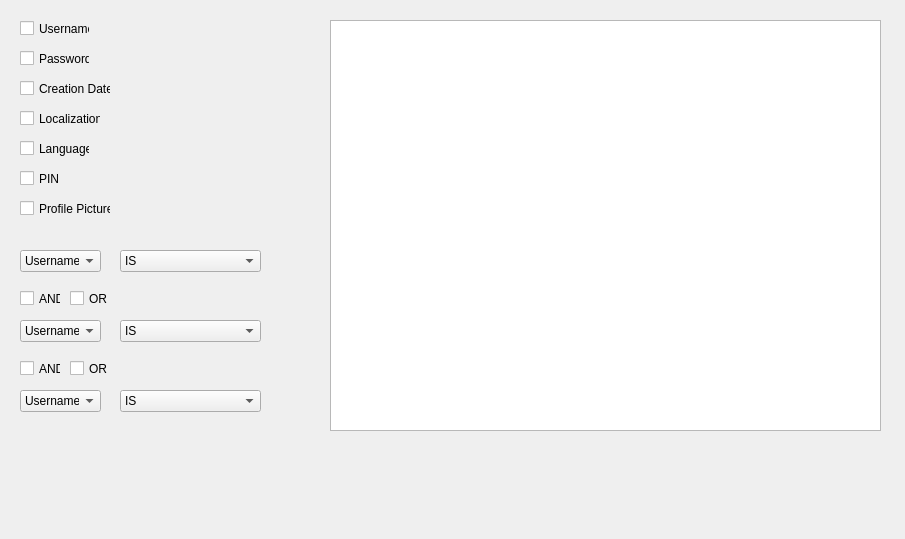
The window that qt/accountManagerAdvancedView.ui (BiancaBoueri/Projeto_final_Banco_de_Dados) describes before a commit, drawn with Qt 5.
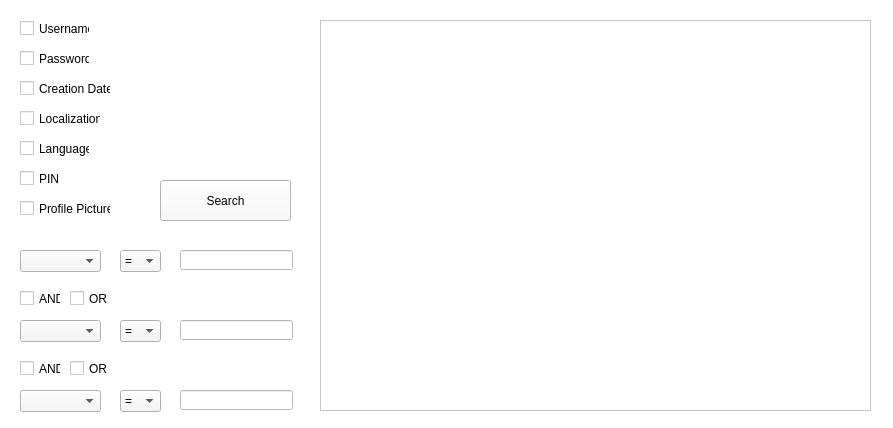
The same window after the commit. Icons and pictures are not drawn.

```diff
--- a/qt/accountManagerAdvancedView.ui
+++ b/qt/accountManagerAdvancedView.ui
@@ -6,10 +6,22 @@
    <rect>
     <x>0</x>
     <y>0</y>
-    <width>905</width>
-    <height>539</height>
+    <width>893</width>
+    <height>428</height>
    </rect>
   </property>
+  <property name="minimumSize">
+   <size>
+    <width>893</width>
+    <height>428</height>
+   </size>
+  </property>
+  <property name="maximumSize">
+   <size>
+    <width>893</width>
+    <height>428</height>
+   </size>
+  </property>
   <property name="windowTitle">
    <string>Maplestory Manager - View Account (Advanced)</string>
   </property>
@@ -17,13 +29,16 @@
    <iconset>
     <normaloff>../images/maplestoryIcon.ico</normaloff>../images/maplestoryIcon.ico</iconset>
   </property>
-  <widget class="QListWidget" name="listWidget">
+  <property name="styleSheet">
+   <string notr="true">background-color: rgb(255, 255, 255);</string>
+  </property>
+  <widget class="QListWidget" name="output">
    <property name="geometry">
     <rect>
-     <x>330</x>
+     <x>320</x>
      <y>20</y>
      <width>551</width>
-     <height>411</height>
+     <height>391</height>
     </rect>
    </property>
   </widget>
@@ -127,6 +142,14 @@
      <height>22</height>
     </rect>
    </property>
+   <property name="styleSheet">
+    <string notr="true">background-color: rgb(245, 245, 245);</string>
+   </property>
+   <item>
+    <property name="text">
+     <string/>
+    </property>
+   </item>
    <item>
     <property name="text">
      <string>Username</string>
@@ -183,6 +206,14 @@
      <height>22</height>
     </rect>
    </property>
+   <property name="styleSheet">
+    <string notr="true">background-color: rgb(245, 245, 245);</string>
+   </property>
+   <item>
+    <property name="text">
+     <string/>
+    </property>
+   </item>
    <item>
     <property name="text">
      <string>Username</string>
@@ -239,6 +270,14 @@
      <height>22</height>
     </rect>
    </property>
+   <property name="styleSheet">
+    <string notr="true">background-color: rgb(245, 245, 245);</string>
+   </property>
+   <item>
+    <property name="text">
+     <string/>
+    </property>
+   </item>
    <item>
     <property name="text">
      <string>Username</string>
@@ -265,13 +304,16 @@
     <rect>
      <x>120</x>
      <y>250</y>
-     <width>141</width>
+     <width>41</width>
      <height>22</height>
     </rect>
    </property>
+   <property name="styleSheet">
+    <string notr="true">background-color: rgb(245, 245, 245);</string>
+   </property>
    <item>
     <property name="text">
-     <string>IS</string>
+     <string>=</string>
     </property>
    </item>
    <item>
@@ -305,13 +347,16 @@
     <rect>
      <x>120</x>
      <y>320</y>
-     <width>141</width>
+     <width>41</width>
      <height>22</height>
     </rect>
    </property>
+   <property name="styleSheet">
+    <string notr="true">background-color: rgb(245, 245, 245);</string>
+   </property>
    <item>
     <property name="text">
-     <string>IS</string>
+     <string>=</string>
     </property>
    </item>
    <item>
@@ -345,13 +390,16 @@
     <rect>
      <x>120</x>
      <y>390</y>
-     <width>141</width>
+     <width>41</width>
      <height>22</height>
     </rect>
    </property>
+   <property name="styleSheet">
+    <string notr="true">background-color: rgb(245, 245, 245);</string>
+   </property>
    <item>
     <property name="text">
-     <string>IS</string>
+     <string>=</string>
     </property>
    </item>
    <item>
@@ -380,6 +428,74 @@
     </property>
    </item>
   </widget>
+  <widget class="QLineEdit" name="outputFirstConditional">
+   <property name="geometry">
+    <rect>
+     <x>180</x>
+     <y>250</y>
+     <width>113</width>
+     <height>20</height>
+    </rect>
+   </property>
+   <property name="styleSheet">
+    <string notr="true"/>
+   </property>
+  </widget>
+  <widget class="QLineEdit" name="outputSecondConditional">
+   <property name="geometry">
+    <rect>
+     <x>180</x>
+     <y>320</y>
+     <width>113</width>
+     <height>20</height>
+    </rect>
+   </property>
+   <property name="styleSheet">
+    <string notr="true"/>
+   </property>
+  </widget>
+  <widget class="QLineEdit" name="outputThirdConditional">
+   <property name="geometry">
+    <rect>
+     <x>180</x>
+     <y>390</y>
+     <width>113</width>
+     <height>20</height>
+    </rect>
+   </property>
+   <property name="styleSheet">
+    <string notr="true"/>
+   </property>
+  </widget>
+  <widget class="QLabel" name="profilePictureView">
+   <property name="geometry">
+    <rect>
+     <x>160</x>
+     <y>20</y>
+     <width>131</width>
+     <height>141</height>
+    </rect>
+   </property>
+   <property name="text">
+    <string/>
+   </property>
+  </widget>
+  <widget class="QPushButton" name="searchButton">
+   <property name="geometry">
+    <rect>
+     <x>160</x>
+     <y>180</y>
+     <width>131</width>
+     <height>41</height>
+    </rect>
+   </property>
+   <property name="styleSheet">
+    <string notr="true">background-color: rgb(249, 249, 249);</string>
+   </property>
+   <property name="text">
+    <string>Search</string>
+   </property>
+  </widget>
  </widget>
  <resources/>
  <connections/>
```
Left out of the diff: 50 changed lines with no effect on the pictures.
